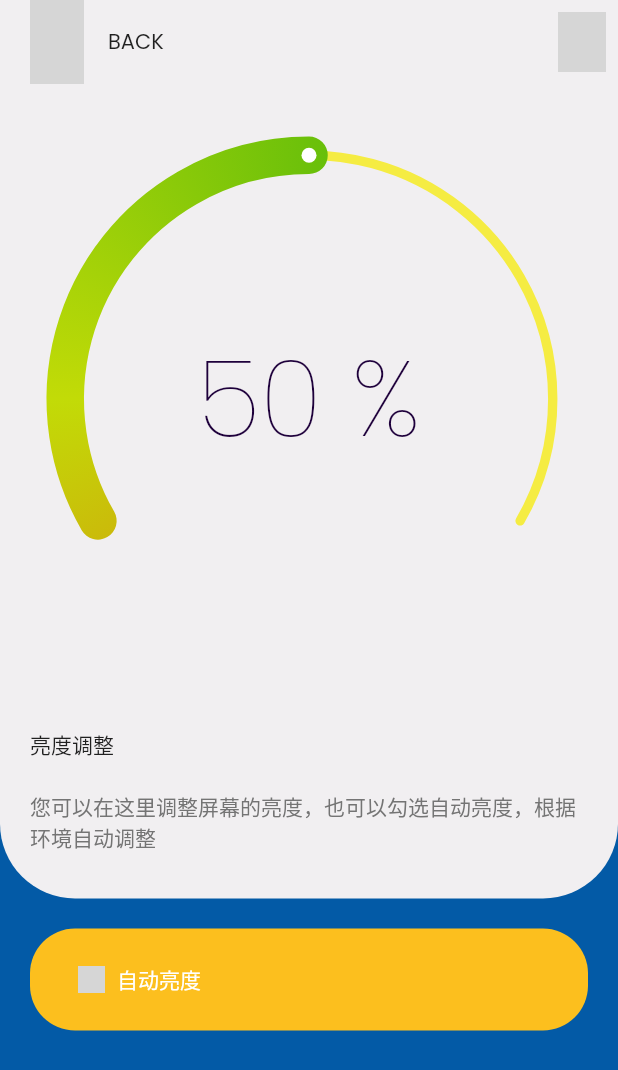
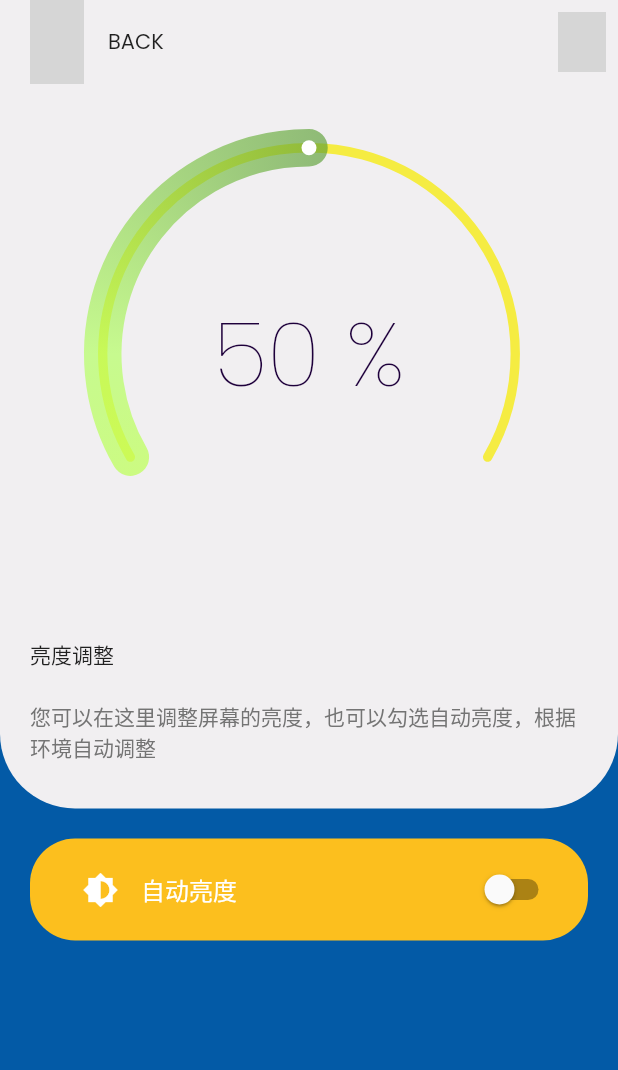
Before and after one commit to RealCorebb/bbClock-V2-app, a Flutter app: the screen it shows after launch, after a tap on "基本设置", on a phone screen of 412 x 824 dp. Shown: the top 1070 px of the screen. Run offline on Flutter 3.47's test engine with Material 2 defaults, Android fonts, the phone set to English and light mode, and no system bars; drawn by our look-alikes of sleek_circular_slider; our stand-ins replace flutter_colorpicker, flutter_svg, google_fonts, hexcolor; network calls fail; project files that could hold a hidden picture were left out; grey boxes are pictures that could not be loaded.

Commit message:
Slider/Switch Widget

```diff
--- a/lib/screens/details/components/basic_settings.dart
+++ b/lib/screens/details/components/basic_settings.dart
@@ -1,9 +1,9 @@
+import 'package:bbClock/screens/details/components/interactive.dart';
 import 'package:flutter/material.dart';
 import 'package:bbClock/constants.dart';
 import 'package:bbClock/models/settings.dart';
 
 import 'sliders.dart';
-import 'chat_and_add_to_cart.dart';
 import 'sliders.dart';
 
 final controller = PageController(initialPage: 0);
@@ -20,7 +20,7 @@ class BasicSettings extends StatelessWidget {
         bottom: false,
         child: PageView(
           controller: controller,
-          children: <Widget>[_brightness(), _brightness()],
+          children: <Widget>[_brightness(), _volume(), _extraSettings()],
         ));
   }
 
@@ -62,7 +62,103 @@ class BasicSettings extends StatelessWidget {
               ],
             ),
           ),
-          ChatAndAddToCart(),
+          autoBrightnessWidget(),
+        ],
+      ),
+    );
+  }
+
+  _volume() {
+    return SingleChildScrollView(
+      child: Column(
+        crossAxisAlignment: CrossAxisAlignment.start,
+        children: <Widget>[
+          Container(
+            width: double.infinity,
+            padding: EdgeInsets.symmetric(horizontal: kDefaultPadding),
+            decoration: BoxDecoration(
+              color: kBackgroundColor,
+              borderRadius: BorderRadius.only(
+                bottomLeft: Radius.circular(50),
+                bottomRight: Radius.circular(50),
+              ),
+            ),
+            child: Column(
+              crossAxisAlignment: CrossAxisAlignment.start,
+              children: <Widget>[
+                Center(heightFactor: 1.2, child: volume),
+                Padding(
+                  padding:
+                      const EdgeInsets.symmetric(vertical: kDefaultPadding / 2),
+                  child: Text(
+                    '音量调整',
+                    //style: Theme.of(context).textTheme.headline6,
+                  ),
+                ),
+                Padding(
+                  padding: EdgeInsets.symmetric(vertical: kDefaultPadding / 2),
+                  child: Text(
+                    '您可以在这里调整音量',
+                    style: TextStyle(color: kTextLightColor),
+                  ),
+                ),
+                SizedBox(height: kDefaultPadding),
+              ],
+            ),
+          ),
+        ],
+      ),
+    );
+  }
+
+  _extraSettings() {
+    return SingleChildScrollView(
+      child: Column(
+        crossAxisAlignment: CrossAxisAlignment.start,
+        children: <Widget>[
+          Container(
+            width: double.infinity,
+            padding: EdgeInsets.symmetric(horizontal: kDefaultPadding),
+            decoration: BoxDecoration(
+              color: kBackgroundColor,
+              borderRadius: BorderRadius.only(
+                bottomLeft: Radius.circular(50),
+                bottomRight: Radius.circular(50),
+              ),
+            ),
+            child: Column(
+              crossAxisAlignment: CrossAxisAlignment.start,
+              children: <Widget>[
+                Text(
+                  '自动翻页',
+                  textAlign: TextAlign.center,
+                  overflow: TextOverflow.ellipsis,
+                  style: TextStyle(color: Colors.grey, fontSize: 16),
+                ),
+                /*
+                Switch(value: _value,
+                 onChanged: (val) {
+                setState(() {
+                  _value = val;
+                  print(_value);
+                });
+              }),*/
+                Text(
+                  '翻页间隔',
+                  textAlign: TextAlign.center,
+                  overflow: TextOverflow.ellipsis,
+                  style: TextStyle(color: Colors.grey, fontSize: 16),
+                ),
+                Text(
+                  '手势启用',
+                  textAlign: TextAlign.center,
+                  overflow: TextOverflow.ellipsis,
+                  style: TextStyle(color: Colors.grey, fontSize: 16),
+                ),
+                SizedBox(height: kDefaultPadding),
+              ],
+            ),
+          ),
         ],
       ),
     );
--- a/lib/screens/details/components/chat_and_add_to_cart.dart
+++ /dev/null
@@ -1,41 +0,0 @@
-import 'package:flutter/material.dart';
-import 'package:flutter_svg/svg.dart';
-
-import '../../../constants.dart';
-
-class ChatAndAddToCart extends StatelessWidget {
-  const ChatAndAddToCart({
-    Key key,
-  }) : super(key: key);
-
-  @override
-  Widget build(BuildContext context) {
-    return Container(
-      margin: EdgeInsets.all(kDefaultPadding),
-      padding: EdgeInsets.symmetric(
-        horizontal: kDefaultPadding,
-        vertical: kDefaultPadding / 2,
-      ),
-      decoration: BoxDecoration(
-        color: Color(0xFFFCBF1E),
-        borderRadius: BorderRadius.circular(30),
-      ),
-      child: Row(
-        children: <Widget>[
-          // it will cover all available spaces
-          FlatButton.icon(
-            onPressed: () {},
-            icon: SvgPicture.asset(
-              "assets/icons/shopping-bag.svg",
-              height: 18,
-            ),
-            label: Text(
-              "自动亮度",
-              style: TextStyle(color: Colors.white),
-            ),
-          ),
-        ],
-      ),
-    );
-  }
-}
--- /dev/null
+++ b/lib/screens/details/components/interactive.dart
@@ -0,0 +1,56 @@
+import 'package:flutter/material.dart';
+import 'package:flutter_svg/svg.dart';
+
+import '../../../constants.dart';
+
+class autoBrightnessWidget extends StatefulWidget {
+  @override
+  _autoBrightnessState createState() => _autoBrightnessState();
+}
+
+class _autoBrightnessState extends State<autoBrightnessWidget> {
+  bool _value = false;
+  @override
+  Widget build(BuildContext context) {
+    return Container(
+      margin: EdgeInsets.all(kDefaultPadding),
+      padding: EdgeInsets.symmetric(
+        horizontal: kDefaultPadding,
+        vertical: kDefaultPadding / 2,
+      ),
+      decoration: BoxDecoration(
+        color: Color(0xFFFCBF1E),
+        borderRadius: BorderRadius.circular(30),
+      ),
+      child: Row(
+        children: <Widget>[
+          Container(
+            padding: EdgeInsets.symmetric(
+              horizontal: 15,
+            ),
+            child: Icon(
+              Icons.brightness_medium,
+              color: Colors.white,
+              size: 24.0,
+            ),
+          ),
+          Text(
+            '自动亮度',
+            textAlign: TextAlign.center,
+            overflow: TextOverflow.ellipsis,
+            style: TextStyle(color: Colors.white, fontSize: 16),
+          ),
+          Spacer(),
+          Switch(
+              value: _value,
+              onChanged: (val) {
+                setState(() {
+                  _value = val;
+                  print(_value);
+                });
+              })
+        ],
+      ),
+    );
+  }
+}
--- a/lib/screens/details/components/sliders.dart
+++ b/lib/screens/details/components/sliders.dart
@@ -1,24 +1,28 @@
 import 'package:flutter/material.dart';
 import 'package:bbClock/main.dart';
 import 'package:sleek_circular_slider/sleek_circular_slider.dart';
+import 'package:hexcolor/hexcolor.dart';
 
 bool block = false;
 var client;
 bool isReady = false;
 Color TrackColor = const Color(0xFFF5EC42);
 List<Color> ProgressBarColors = [
-  Color(0xFFf03118),
-  Color(0xFFC2DB07),
-  Color(0xFF17A60D)
+  Color(0xFFefff42),
+  Color(0xb0b4ff63),
+  Color(0x9c08450a)
 ];
 var wschannel = bbClock.wschannel;
 
 final brightness = SleekCircularSlider(
   appearance: CircularSliderAppearance(
       customColors: CustomSliderColors(
-          trackColor: TrackColor, progressBarColors: ProgressBarColors),
+          trackColor: TrackColor,
+          progressBarColors: ProgressBarColors,
+          shadowColor: Color(0xcffff9),
+          shadowMaxOpacity: 0.02),
       customWidths: CustomSliderWidths(progressBarWidth: 25),
-      size: 350),
+      size: 300),
   onChangeStart: (double value) {
     isReady = true;
     // client = http.Client();
@@ -27,3 +31,36 @@ final brightness = SleekCircularSlider(
     wschannel.sink.add("b" + value.round().toString());
   },
 );
+
+/// Example 09
+final customWidth09 =
+    CustomSliderWidths(trackWidth: 1, progressBarWidth: 15, shadowWidth: 50);
+final customColors09 = CustomSliderColors(
+    dotColor: Colors.white.withOpacity(0.5),
+    trackColor: Color(0x000000).withOpacity(0.1),
+    progressBarColors: [
+      Color(0x3586FC).withOpacity(0.1),
+      Color(0xFF8876).withOpacity(0.25),
+      Color(0x3586FC).withOpacity(0.5)
+    ],
+    shadowColor: Color(0x133657),
+    shadowMaxOpacity: 0.02);
+
+final CircularSliderAppearance appearance09 = CircularSliderAppearance(
+    customWidths: customWidth09,
+    customColors: customColors09,
+    startAngle: 55,
+    angleRange: 110,
+    size: 300,
+    counterClockwise: true);
+
+final volume = SleekCircularSlider(
+  appearance: appearance09,
+  onChangeStart: (double value) {
+    isReady = true;
+    // client = http.Client();
+  },
+  onChange: (double value) async {
+    wschannel.sink.add("b" + value.round().toString());
+  },
+);
--- a/pubspec.yaml
+++ b/pubspec.yaml
@@ -25,6 +25,7 @@ dependencies:
   flutter_colorpicker: ^0.3.4
   web_socket_channel: ^1.1.0
   sleek_circular_slider: ^1.1.0
+  hexcolor: ^1.0.4
   flutter:
     sdk: flutter
 
```
Also changed, not shown: assets/icons/brightness.svg (added), assets/images/item_1.png, assets/images/item_3.png, psd/bilibili.png (added), psd/github.jpg (added), psd/ig.jpg (added), psd/weibo.png (added), psd/youtube.png (added), pubspec.lock, 2 other files.
